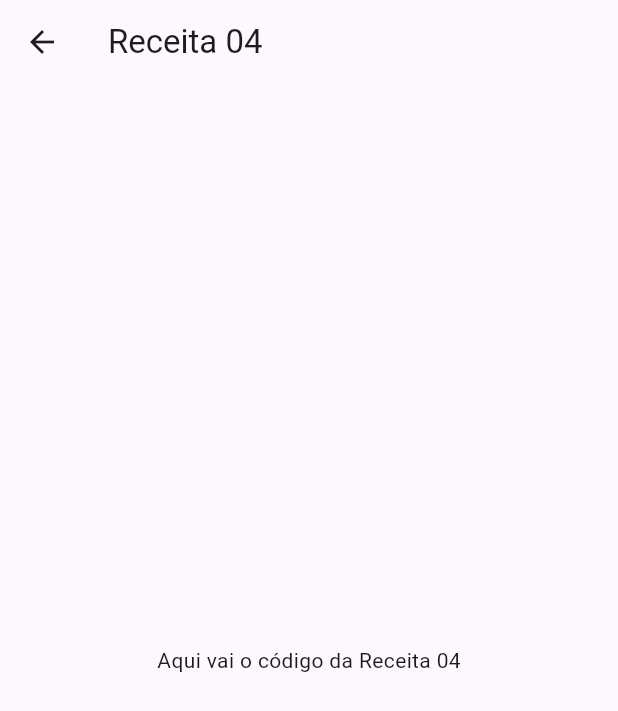
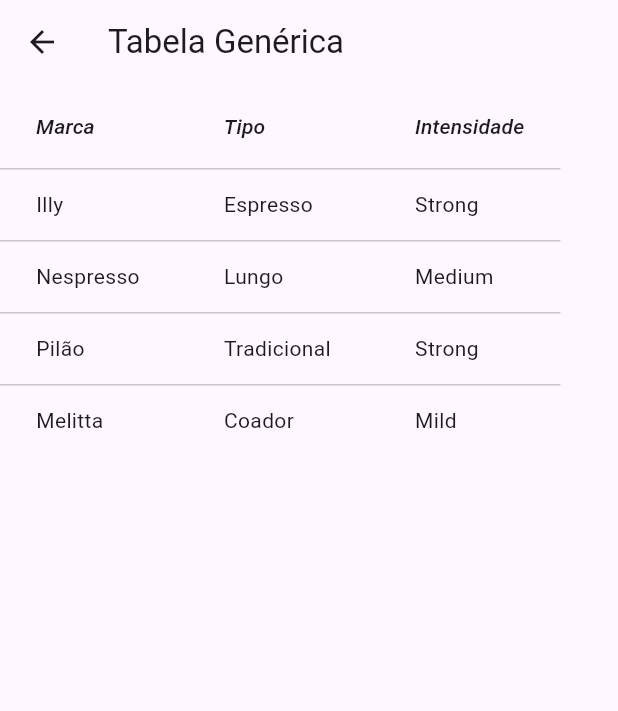
Before and after one commit to Diego-Axel/poo, a Flutter app: the Recipe04 screen opened directly, on a phone screen of 412 x 824 dp. Shown: the top 711 px of the screen. Run offline on Flutter 3.47's test engine with Material 3 defaults, Android fonts, the phone set to English and light mode, and no system bars.

Commit message:
Colocando o código da resolução da receita 04

```diff
--- a/lib/recipes/recipe04.dart
+++ b/lib/recipes/recipe04.dart
@@ -1,17 +1,68 @@
 import 'package:flutter/material.dart';
 
 class Recipe04 extends StatelessWidget {
-  const Recipe04({Key? key}) : super(key: key);
+  const Recipe04({super.key});
 
   @override
   Widget build(BuildContext context) {
+    var coffeeObjects = [
+      {"brand": "Illy", "type": "Espresso", "intensity": "Strong"},
+      {"brand": "Nespresso", "type": "Lungo", "intensity": "Medium"},
+      {"brand": "Pilão", "type": "Tradicional", "intensity": "Strong"},
+      {"brand": "Melitta", "type": "Coador", "intensity": "Mild"},
+    ];
+
     return Scaffold(
       appBar: AppBar(
-        title: const Text('Receita 04'),
+        title: const Text("Tabela Genérica"),
       ),
-      body: const Center(
-        child: Text('Aqui vai o código da Receita 04'),
+      body: DataBodyWidget(
+        objects: coffeeObjects,
+        columnNames: const ["Marca", "Tipo", "Intensidade"],
+        propertyNames: const ["brand", "type", "intensity"],
       ),
     );
   }
 }
+
+class DataBodyWidget extends StatelessWidget {
+  final List<Map<String, dynamic>> objects;
+  final List<String> columnNames;
+  final List<String> propertyNames;
+
+  const DataBodyWidget({
+    super.key,
+    required this.objects,
+    required this.columnNames,
+    required this.propertyNames,
+  });
+
+  @override
+  Widget build(BuildContext context) {
+    return SingleChildScrollView(
+      scrollDirection: Axis.vertical,
+      child: DataTable(
+        columns: columnNames
+            .map(
+              (name) => DataColumn(
+                label: Expanded(
+                  child: Text(
+                    name,
+                    style: const TextStyle(fontStyle: FontStyle.italic),
+                  ),
+                ),
+              ),
+            )
+            .toList(),
+        rows: objects.map((obj) {
+          return DataRow(
+            cells: propertyNames.map((propName) {
+              var cellValue = obj[propName]?.toString() ?? "";
+              return DataCell(Text(cellValue));
+            }).toList(),
+          );
+        }).toList(),
+      ),
+    );
+  }
+}
```
